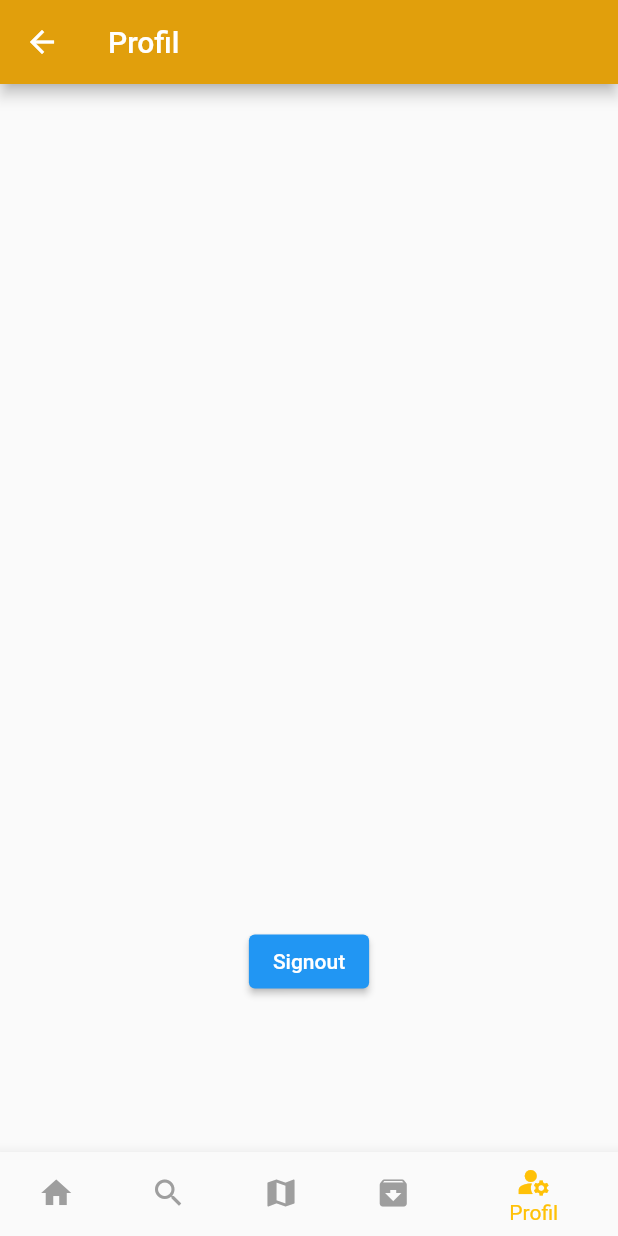
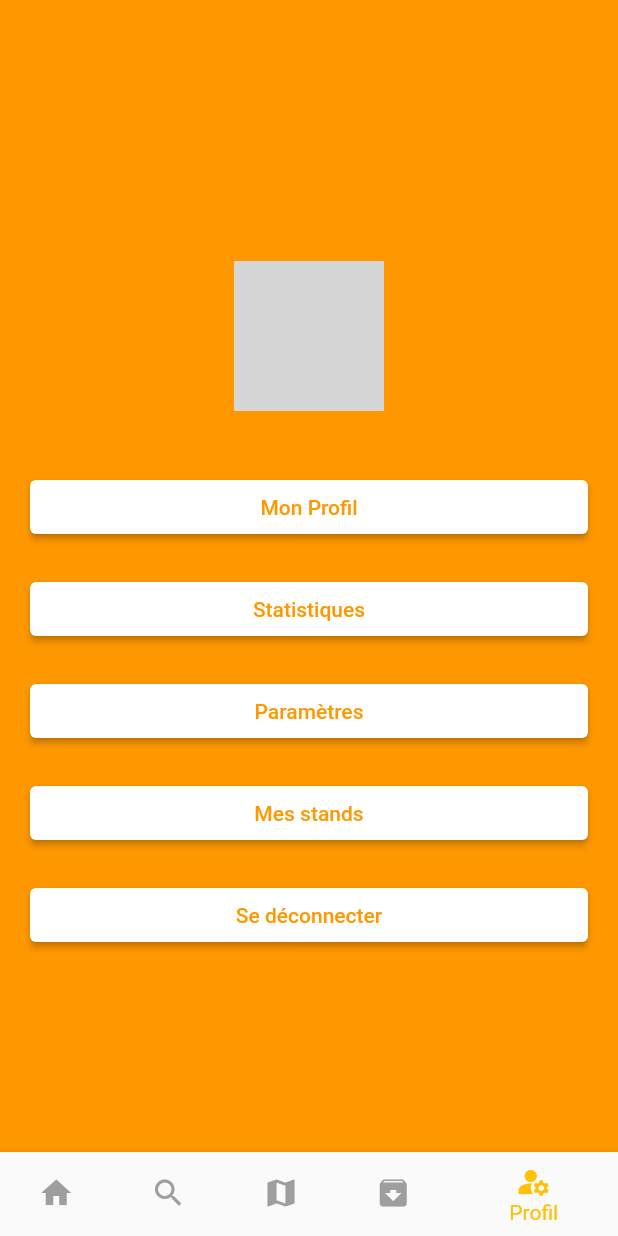
Before and after one commit to bastientardits/braderie_ppe, a Flutter app: the NavBar screen opened directly, item 5 of the bottom bar chosen, on a phone screen of 412 x 824 dp. Run offline on Flutter 3.47's test engine with Material 2 defaults, Android fonts, the phone set to English and light mode, and no system bars; our stand-ins replace cloud_firestore, equatable, firebase_auth, firebase_core, flutter_map, image_picker and 2 more; missing offline and left inert: firebase_auth_web, firebase_core_web, flutter_map_marker_cluster, open_street_map_search_and_pick; accounts and stored records are empty; grey boxes are pictures that could not be loaded.

Commit message:
amélioration page profil

```diff
--- a/lib/bottomNavigationBar.dart
+++ b/lib/bottomNavigationBar.dart
@@ -4,6 +4,7 @@ import 'package:flutter/material.dart';
 import 'BDD.dart';
 import 'tuto_accueil.dart';
 import'profil.dart';
+import'profileWidget.dart';
 import 'new_stand.dart';
 import 'accueil.dart';
 import 'package:firebase_auth/firebase_auth.dart';
@@ -49,7 +50,8 @@ class _NavBarState extends State<NavBar> {
     Widget home=Home();
     Widget Bdd=BDD();
     Widget formulaire=formulaireStand();
-    Widget profil=Profil();
+    //Widget profil=Profil();
+    Widget profileWidget=ProfileWidget();
     Widget login = LoginView(onLoginSuccess: (index) { // Passez la fonction de rappel ici
       setState(() {
         selectedIndex = index;
@@ -70,7 +72,7 @@ class _NavBarState extends State<NavBar> {
         page = formulaire;
         break;
       case 4:
-        page = _isLoggedIn? profil : login;
+        page = _isLoggedIn? profileWidget : login;
         break;
       /*case 5:
         page = login;
--- /dev/null
+++ b/lib/profileWidget.dart
@@ -0,0 +1,116 @@
+import 'package:flutter/material.dart';
+import 'profil.dart';
+import 'package:firebase_auth/firebase_auth.dart';
+
+class ProfileWidget extends StatelessWidget {
+  @override
+  Widget build(BuildContext context) {
+    return Scaffold(
+      backgroundColor: Colors.orange,
+      body: Column(
+        mainAxisAlignment: MainAxisAlignment.center,
+        children: [
+          Container(
+            alignment: Alignment.topCenter,
+            margin: EdgeInsets.only(top: 50),
+            child: CircleAvatar(
+              radius: 50,
+              backgroundImage: AssetImage('assets/profile_image.png'),
+            ),
+          ),
+          SizedBox(height: 30),
+          boutonProfil(context, 'Mon Profil'),
+          boutonStatistiques(context, 'Statistiques'),
+          boutonProfil(context, 'Paramètres'),
+          boutonStands(context, 'Mes stands'),
+          boutonLogout(context, 'Se déconnecter'),
+        ],
+      ),
+    );
+  }
+
+  Widget boutonProfil(BuildContext context, String title) {
+    return Padding(
+      padding: EdgeInsets.symmetric(horizontal: 20, vertical: 10),
+      child: SizedBox(
+        width: double.infinity,
+        child: ElevatedButton(
+          onPressed: () {},
+          child: Text(title),
+          style: ElevatedButton.styleFrom(
+            foregroundColor: Colors.orange, backgroundColor: Colors.white,
+          ),
+        ),
+      ),
+    );
+  }
+
+  Widget boutonStatistiques(BuildContext context, String title) {
+    return Padding(
+      padding: EdgeInsets.symmetric(horizontal: 20, vertical: 10),
+      child: SizedBox(
+        width: double.infinity,
+        child: ElevatedButton(
+          onPressed: () {},
+          child: Text(title),
+          style: ElevatedButton.styleFrom(
+            foregroundColor: Colors.orange, backgroundColor: Colors.white,
+          ),
+        ),
+      ),
+    );
+  }
+
+  Widget boutonParametres(BuildContext context, String title) {
+    return Padding(
+      padding: EdgeInsets.symmetric(horizontal: 20, vertical: 10),
+      child: SizedBox(
+        width: double.infinity,
+        child: ElevatedButton(
+          onPressed: () {},
+          child: Text(title),
+          style: ElevatedButton.styleFrom(
+            foregroundColor: Colors.orange, backgroundColor: Colors.white,
+          ),
+        ),
+      ),
+    );
+  }
+
+  Widget boutonStands(BuildContext context, String title) {
+    return Padding(
+      padding: EdgeInsets.symmetric(horizontal: 20, vertical: 10),
+      child: SizedBox(
+        width: double.infinity,
+        child: ElevatedButton(
+          onPressed: () {Navigator.push(
+            context,
+            MaterialPageRoute(builder: (context) => Profil()),
+          );},
+          child: Text(title),
+          style: ElevatedButton.styleFrom(
+            foregroundColor: Colors.orange, backgroundColor: Colors.white,
+          ),
+        ),
+      ),
+    );
+  }
+
+  Widget boutonLogout(BuildContext context, String title) {
+    return Padding(
+      padding: EdgeInsets.symmetric(horizontal: 20, vertical: 10),
+      child: SizedBox(
+        width: double.infinity,
+        child: ElevatedButton(
+            onPressed: () async {
+              await FirebaseAuth.instance.signOut();
+            },
+          child: Text(title),
+          style: ElevatedButton.styleFrom(
+            foregroundColor: Colors.orange, backgroundColor: Colors.white,
+          ),
+        ),
+      ),
+    );
+  }
+}
```
